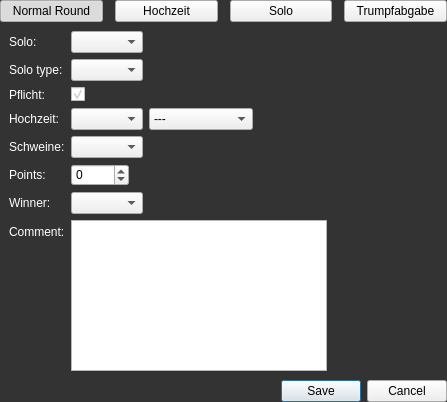
lbproductions/psnewmodel, file src/ui/game/newrounddialog.ui: the form before one commit.
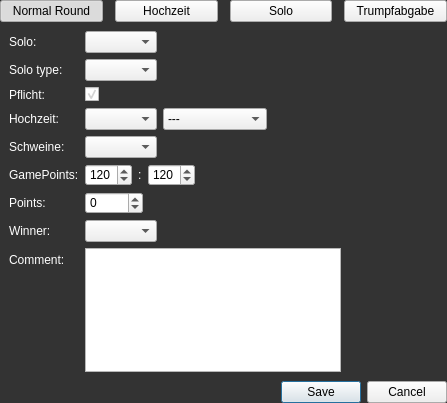
The form after the commit. The open tabs and pages were chosen to show the change. Custom widgets are drawn as their Qt base class.

Commit message: Added option to set game-points for rounds

```diff
--- a/src/ui/game/newrounddialog.ui
+++ b/src/ui/game/newrounddialog.ui
@@ -10,7 +10,7 @@
     <x>0</x>
     <y>0</y>
     <width>447</width>
-    <height>402</height>
+    <height>403</height>
    </rect>
   </property>
   <property name="windowTitle">
@@ -332,14 +332,14 @@
        <item row="5" column="1">
         <widget class="PlayersComboBox" name="comboBoxSoloSchweine"/>
        </item>
-       <item row="7" column="0">
+       <item row="8" column="0">
         <widget class="QLabel" name="label_14">
          <property name="text">
           <string>Points:</string>
          </property>
         </widget>
        </item>
-       <item row="7" column="1">
+       <item row="8" column="1">
         <widget class="QSpinBox" name="spinBoxSoloPoints">
          <property name="minimum">
           <number>-1000</number>
@@ -349,14 +349,14 @@
          </property>
         </widget>
        </item>
-       <item row="9" column="0">
+       <item row="10" column="0">
         <widget class="QLabel" name="label_15">
          <property name="text">
           <string>Comment:</string>
          </property>
         </widget>
        </item>
-       <item row="9" column="1">
+       <item row="10" column="1">
         <widget class="QTextEdit" name="textEditSoloComment"/>
        </item>
        <item row="2" column="0">
@@ -376,10 +376,10 @@
          </property>
         </widget>
        </item>
-       <item row="8" column="1">
+       <item row="9" column="1">
         <widget class="QComboBox" name="comboBoxSoloWinner"/>
        </item>
-       <item row="8" column="0">
+       <item row="9" column="0">
         <widget class="QLabel" name="label_23">
          <property name="text">
           <string>Winner:</string>
@@ -425,6 +425,44 @@
          </property>
         </widget>
        </item>
+       <item row="7" column="0">
+        <widget class="QLabel" name="label_31">
+         <property name="text">
+          <string>GamePoints:</string>
+         </property>
+        </widget>
+       </item>
+       <item row="7" column="1">
+        <layout class="QHBoxLayout" name="horizontalLayout_7">
+         <item>
+          <widget class="QSpinBox" name="spinBoxSoloRePoints">
+           <property name="maximum">
+            <number>240</number>
+           </property>
+           <property name="value">
+            <number>120</number>
+           </property>
+          </widget>
+         </item>
+         <item>
+          <widget class="QLabel" name="label_32">
+           <property name="text">
+            <string>:</string>
+           </property>
+          </widget>
+         </item>
+         <item>
+          <widget class="QSpinBox" name="spinBoxSoloContraPoints">
+           <property name="maximum">
+            <number>240</number>
+           </property>
+           <property name="value">
+            <number>120</number>
+           </property>
+          </widget>
+         </item>
+        </layout>
+       </item>
       </layout>
      </widget>
      <widget class="QWidget" name="page_4">
```
Left out of the diff: 140 changed lines with no effect on the pictures. The commit also changes 5 other files.
